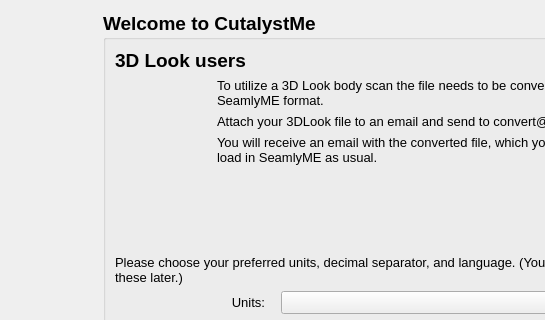
Before: the Qt Designer form src/app/seamlyme/dialogs/me_welcome_dialog.ui in palepal/Seamly2D, drawn with Qt 5; both pictures show x 0 to 545 and y 0 to 320 of the 650 by 450 pixel window.
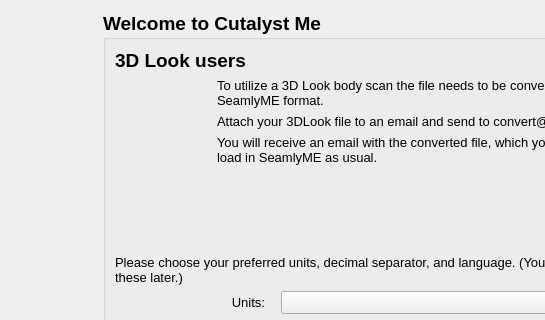
After: the same form once the commit is applied. Icons and pictures are not drawn.

Commit message:
feat: show the apps as Cutalyst Pattern and Cutalyst Me
Cutalyst is now the name of a separate app, and SEAMLY is a registered mark for
pattern software, so the fork's apps get names of their own. Bundle id
io.github.palepal.cutalystpattern for the drafting app. The README describes
the fork as Cutalyst Pattern, links palepal/Seamly2D, and drops sew mode, which
moved out of the fork.

```diff
--- a/src/app/seamlyme/dialogs/me_welcome_dialog.ui
+++ b/src/app/seamlyme/dialogs/me_welcome_dialog.ui
@@ -77,7 +77,7 @@
           </font>
          </property>
          <property name="title">
-          <string>Welcome to CutalystMe</string>
+          <string>Welcome to Cutalyst Me</string>
          </property>
          <layout class="QVBoxLayout" name="verticalLayout_3">
           <item>
```
Left out of the diff: 4 changed lines with no effect on the pictures. The commit also changes 42 other files.
